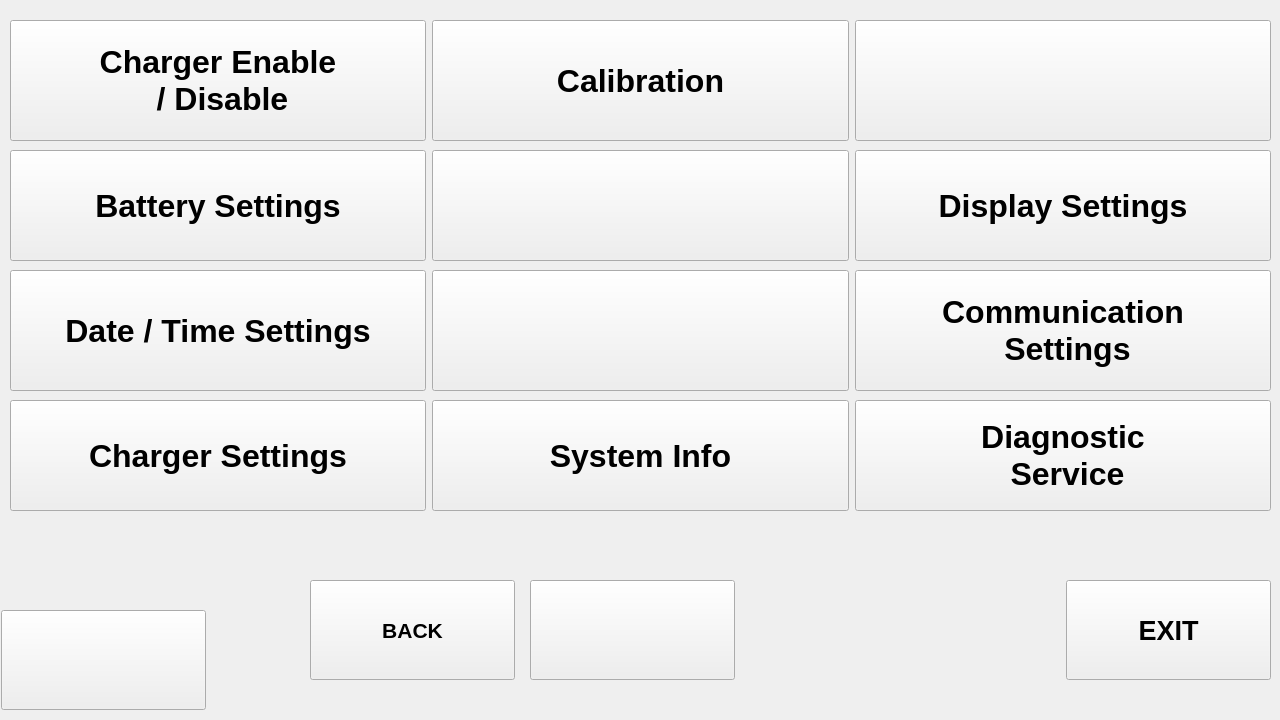
Before: the Qt Designer form mainwindow.ui in solarpieter/SP515_Display_2, drawn with Qt 5.
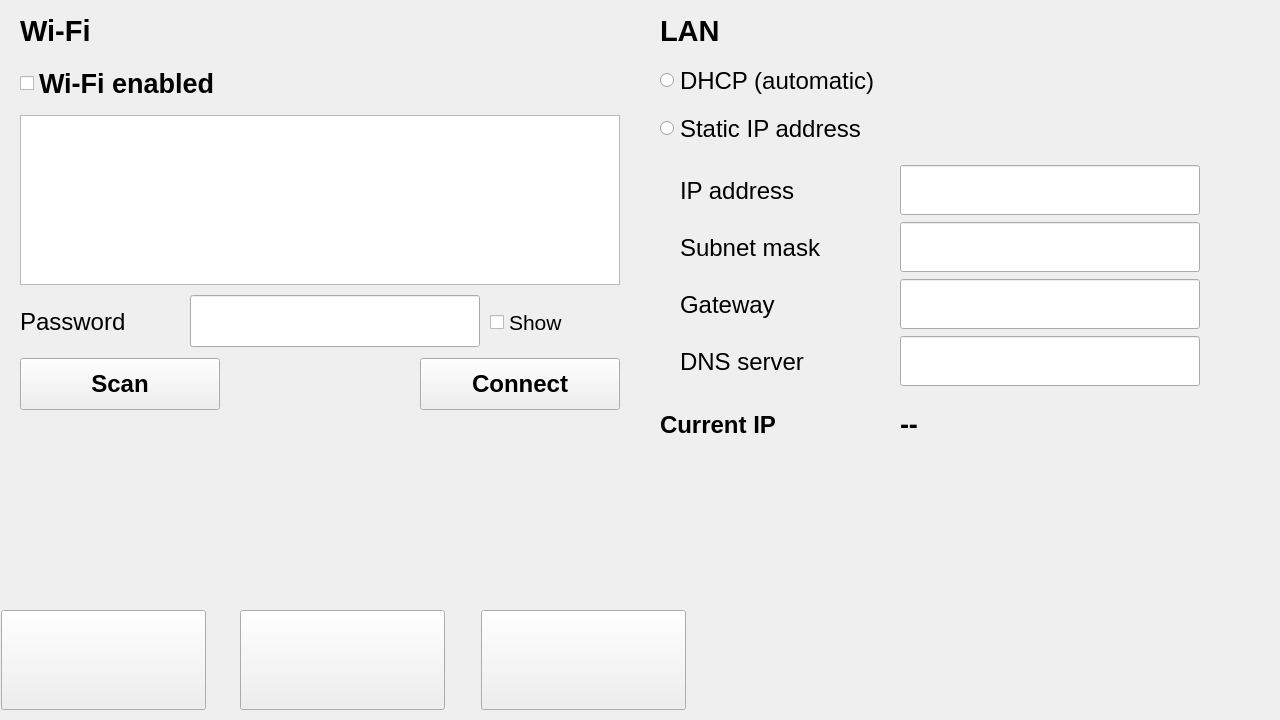
After: the same form once the commit is applied. The open tabs and pages were chosen to show the change. Icons and pictures are not drawn. Custom widgets are drawn as their Qt base class.

Commit message: Communication Settings page: Wi-Fi and LAN through NetworkManager, on-screen text keyboard

Diff of the .ui file:
```diff
--- a/mainwindow.ui
+++ b/mainwindow.ui
@@ -3405,6 +3405,525 @@
       </property>
      </widget>
     </widget>
+    <widget class="QWidget" name="pageCommunication_settings">
+     <widget class="QLabel" name="label_wifi_header">
+      <property name="geometry">
+       <rect>
+        <x>20</x>
+        <y>8</y>
+        <width>300</width>
+        <height>45</height>
+       </rect>
+      </property>
+      <property name="font">
+       <font>
+        <pointsize>22</pointsize>
+        <bold>true</bold>
+       </font>
+      </property>
+      <property name="text">
+       <string>Wi-Fi</string>
+      </property>
+     </widget>
+     <widget class="QCheckBox" name="checkBox_wifi_enable">
+      <property name="geometry">
+       <rect>
+        <x>20</x>
+        <y>58</y>
+        <width>420</width>
+        <height>50</height>
+       </rect>
+      </property>
+      <property name="font">
+       <font>
+        <pointsize>20</pointsize>
+        <bold>true</bold>
+       </font>
+      </property>
+      <property name="text">
+       <string>Wi-Fi enabled</string>
+      </property>
+     </widget>
+     <widget class="QListWidget" name="listWidget_wifi">
+      <property name="geometry">
+       <rect>
+        <x>20</x>
+        <y>115</y>
+        <width>600</width>
+        <height>170</height>
+       </rect>
+      </property>
+      <property name="font">
+       <font>
+        <pointsize>18</pointsize>
+       </font>
+      </property>
+     </widget>
+     <widget class="QLabel" name="label_wifi_password">
+      <property name="geometry">
+       <rect>
+        <x>20</x>
+        <y>298</y>
+        <width>170</width>
+        <height>48</height>
+       </rect>
+      </property>
+      <property name="font">
+       <font>
+        <pointsize>18</pointsize>
+       </font>
+      </property>
+      <property name="text">
+       <string>Password</string>
+      </property>
+      <property name="alignment">
+       <set>Qt::AlignmentFlag::AlignLeading|Qt::AlignmentFlag::AlignLeft|Qt::AlignmentFlag::AlignVCenter</set>
+      </property>
+     </widget>
+     <widget class="QLineEdit" name="lineEdit_wifi_password">
+      <property name="geometry">
+       <rect>
+        <x>190</x>
+        <y>295</y>
+        <width>290</width>
+        <height>52</height>
+       </rect>
+      </property>
+      <property name="font">
+       <font>
+        <pointsize>18</pointsize>
+       </font>
+      </property>
+     </widget>
+     <widget class="QCheckBox" name="checkBox_wifi_show_password">
+      <property name="geometry">
+       <rect>
+        <x>490</x>
+        <y>298</y>
+        <width>135</width>
+        <height>48</height>
+       </rect>
+      </property>
+      <property name="font">
+       <font>
+        <pointsize>16</pointsize>
+       </font>
+      </property>
+      <property name="text">
+       <string>Show</string>
+      </property>
+     </widget>
+     <widget class="QPushButton" name="pushButton_wifi_scan">
+      <property name="geometry">
+       <rect>
+        <x>20</x>
+        <y>358</y>
+        <width>200</width>
+        <height>52</height>
+       </rect>
+      </property>
+      <property name="font">
+       <font>
+        <pointsize>18</pointsize>
+        <bold>true</bold>
+       </font>
+      </property>
+      <property name="text">
+       <string>Scan</string>
+      </property>
+     </widget>
+     <widget class="QPushButton" name="pushButton_wifi_connect">
+      <property name="geometry">
+       <rect>
+        <x>420</x>
+        <y>358</y>
+        <width>200</width>
+        <height>52</height>
+       </rect>
+      </property>
+      <property name="font">
+       <font>
+        <pointsize>18</pointsize>
+        <bold>true</bold>
+       </font>
+      </property>
+      <property name="text">
+       <string>Connect</string>
+      </property>
+     </widget>
+     <widget class="QLabel" name="label_wifi_status">
+      <property name="geometry">
+       <rect>
+        <x>20</x>
+        <y>420</y>
+        <width>600</width>
+        <height>110</height>
+       </rect>
+      </property>
+      <property name="font">
+       <font>
+        <pointsize>16</pointsize>
+       </font>
+      </property>
+      <property name="text">
+       <string></string>
+      </property>
+      <property name="wordWrap">
+       <bool>true</bool>
+      </property>
+      <property name="alignment">
+       <set>Qt::AlignmentFlag::AlignLeading|Qt::AlignmentFlag::AlignLeft|Qt::AlignmentFlag::AlignTop</set>
+      </property>
+     </widget>
+     <widget class="QLabel" name="label_lan_header">
+      <property name="geometry">
+       <rect>
+        <x>660</x>
+        <y>8</y>
+        <width>300</width>
+        <height>45</height>
+       </rect>
+      </property>
+      <property name="font">
+       <font>
+        <pointsize>22</pointsize>
+        <bold>true</bold>
+       </font>
+      </property>
+      <property name="text">
+       <string>LAN</string>
+      </property>
+     </widget>
+     <widget class="QRadioButton" name="radioButton_lan_dhcp">
+      <property name="geometry">
+       <rect>
+        <x>660</x>
+        <y>58</y>
+        <width>500</width>
+        <height>45</height>
+       </rect>
+      </property>
+      <property name="font">
+       <font>
+        <pointsize>18</pointsize>
+       </font>
+      </property>
+      <property name="text">
+       <string>DHCP (automatic)</string>
+      </property>
+     </widget>
+     <widget class="QRadioButton" name="radioButton_lan_static">
+      <property name="geometry">
+       <rect>
+        <x>660</x>
+        <y>106</y>
+        <width>500</width>
+        <height>45</height>
+       </rect>
+      </property>
+      <property name="font">
+       <font>
+        <pointsize>18</pointsize>
+       </font>
+      </property>
+      <property name="text">
+       <string>Static IP address</string>
+      </property>
+     </widget>
+     <widget class="QLabel" name="label_lan_ip">
+      <property name="geometry">
+       <rect>
+        <x>680</x>
+        <y>168</y>
+        <width>210</width>
+        <height>45</height>
+       </rect>
+      </property>
+      <property name="font">
+       <font>
+        <pointsize>18</pointsize>
+       </font>
+      </property>
+      <property name="text">
+       <string>IP address</string>
+      </property>
+      <property name="alignment">
+       <set>Qt::AlignmentFlag::AlignLeading|Qt::AlignmentFlag::AlignLeft|Qt::AlignmentFlag::AlignVCenter</set>
+      </property>
+     </widget>
+     <widget class="QLineEdit" name="lineEdit_lan_ip">
+      <property name="geometry">
+       <rect>
+        <x>900</x>
+        <y>165</y>
+        <width>300</width>
+        <height>50</height>
+       </rect>
+      </property>
+      <property name="font">
+       <font>
+        <pointsize>18</pointsize>
+       </font>
+      </property>
+     </widget>
+     <widget class="QLabel" name="label_lan_mask">
+      <property name="geometry">
+       <rect>
+        <x>680</x>
+        <y>225</y>
+        <width>210</width>
+        <height>45</height>
+       </rect>
+      </property>
+      <property name="font">
+       <font>
+        <pointsize>18</pointsize>
+       </font>
+      </property>
+      <property name="text">
+       <string>Subnet mask</string>
+      </property>
+      <property name="alignment">
+       <set>Qt::AlignmentFlag::AlignLeading|Qt::AlignmentFlag::AlignLeft|Qt::AlignmentFlag::AlignVCenter</set>
+      </property>
+     </widget>
+     <widget class="QLineEdit" name="lineEdit_lan_mask">
+      <property name="geometry">
+       <rect>
+        <x>900</x>
+        <y>222</y>
+        <width>300</width>
+        <height>50</height>
+       </rect>
+      </property>
+      <property name="font">
+       <font>
+        <pointsize>18</pointsize>
+       </font>
+      </property>
+     </widget>
+     <widget class="QLabel" name="label_lan_gateway">
+      <property name="geometry">
+       <rect>
+        <x>680</x>
+        <y>282</y>
+        <width>210</width>
+        <height>45</height>
+       </rect>
+      </property>
+      <property name="font">
+       <font>
+        <pointsize>18</pointsize>
+       </font>
+      </property>
+      <property name="text">
+       <string>Gateway</string>
+      </property>
+      <property name="alignment">
+       <set>Qt::AlignmentFlag::AlignLeading|Qt::AlignmentFlag::AlignLeft|Qt::AlignmentFlag::AlignVCenter</set>
+      </property>
+     </widget>
+     <widget class="QLineEdit" name="lineEdit_lan_gateway">
+      <property name="geometry">
+       <rect>
+        <x>900</x>
+        <y>279</y>
+        <width>300</width>
+        <height>50</height>
+       </rect>
+      </property>
+      <property name="font">
+       <font>
+        <pointsize>18</pointsize>
+       </font>
+      </property>
+     </widget>
+     <widget class="QLabel" name="label_lan_dns">
+      <property name="geometry">
+       <rect>
+        <x>680</x>
+        <y>339</y>
+        <width>210</width>
+        <height>45</height>
+       </rect>
+      </property>
+      <property name="font">
+       <font>
+        <pointsize>18</pointsize>
+       </font>
+      </property>
+      <property name="text">
+       <string>DNS server</string>
+      </property>
+      <property name="alignment">
+       <set>Qt::AlignmentFlag::AlignLeading|Qt::AlignmentFlag::AlignLeft|Qt::AlignmentFlag::AlignVCenter</set>
+      </property>
+     </widget>
+     <widget class="QLineEdit" name="lineEdit_lan_dns">
+      <property name="geometry">
+       <rect>
+        <x>900</x>
+        <y>336</y>
+        <width>300</width>
+        <height>50</height>
+       </rect>
+      </property>
+      <property name="font">
+       <font>
+        <pointsize>18</pointsize>
+       </font>
+      </property>
+     </widget>
+     <widget class="QLabel" name="label_lan_current_caption">
+      <property name="geometry">
+       <rect>
+        <x>660</x>
+        <y>402</y>
+        <width>230</width>
+        <height>45</height>
+       </rect>
+      </property>
+      <property name="font">
+       <font>
+        <pointsize>18</pointsize>
+        <bold>true</bold>
+       </font>
+      </property>
+      <property name="text">
+       <string>Current IP</string>
+      </property>
+      <property name="alignment">
+       <set>Qt::AlignmentFlag::AlignLeading|Qt::AlignmentFlag::AlignLeft|Qt::AlignmentFlag::AlignVCenter</set>
+      </property>
+     </widget>
+     <widget class="QLabel" name="label_lan_current_ip">
+      <property name="geometry">
+       <rect>
+        <x>900</x>
+        <y>402</y>
+        <width>350</width>
+        <height>45</height>
+       </rect>
+      </property>
+      <property name="font">
+       <font>
+        <pointsize>20</pointsize>
+        <bold>true</bold>
+       </font>
+      </property>
+      <property name="text">
+       <string>--</string>
+      </property>
+      <property name="alignment">
+       <set>Qt::AlignmentFlag::AlignLeading|Qt::AlignmentFlag::AlignLeft|Qt::AlignmentFlag::AlignVCenter</set>
+      </property>
+     </widget>
+     <widget class="QLabel" name="label_lan_status">
+      <property name="geometry">
+       <rect>
+        <x>660</x>
+        <y>455</y>
+        <width>600</width>
+        <height>110</height>
+       </rect>
+      </property>
+      <property name="font">
+       <font>
+        <pointsize>16</pointsize>
+       </font>
+      </property>
+      <property name="text">
+       <string></string>
+      </property>
+      <property name="wordWrap">
+       <bool>true</bool>
+      </property>
+      <property name="alignment">
+       <set>Qt::AlignmentFlag::AlignLeading|Qt::AlignmentFlag::AlignLeft|Qt::AlignmentFlag::AlignTop</set>
+      </property>
+     </widget>
+     <widget class="QPushButton" name="pushButton_comm_home">
+      <property name="geometry">
+       <rect>
+        <x>1</x>
+        <y>610</y>
+        <width>205</width>
+        <height>100</height>
+       </rect>
+      </property>
+      <property name="font">
+       <font>
+        <pointsize>18</pointsize>
+       </font>
+      </property>
+      <property name="text">
+       <string/>
+      </property>
+      <property name="icon">
+       <iconset theme="QIcon::ThemeIcon::GoHome"/>
+      </property>
+      <property name="iconSize">
+       <size>
+        <width>80</width>
+        <height>80</height>
+       </size>
+      </property>
+     </widget>
+     <widget class="QPushButton" name="pushButton_comm_back">
+      <property name="geometry">
+       <rect>
+        <x>240</x>
+        <y>610</y>
+        <width>205</width>
+        <height>100</height>
+       </rect>
+      </property>
+      <property name="font">
+       <font>
+        <pointsize>18</pointsize>
+       </font>
+      </property>
+      <property name="text">
+       <string/>
+      </property>
+      <property name="icon">
+       <iconset theme="QIcon::ThemeIcon::GoPrevious"/>
+      </property>
+      <property name="iconSize">
+       <size>
+        <width>80</width>
+        <height>80</height>
+       </size>
+      </property>
+     </widget>
+     <widget class="QPushButton" name="pushButton_comm_save">
+      <property name="geometry">
+       <rect>
+        <x>481</x>
+        <y>610</y>
+        <width>205</width>
+        <height>100</height>
+       </rect>
+      </property>
+      <property name="font">
+       <font>
+        <pointsize>18</pointsize>
+       </font>
+      </property>
+      <property name="text">
+       <string/>
+      </property>
+      <property name="icon">
+       <iconset theme="QIcon::ThemeIcon::DocumentSave"/>
+      </property>
+      <property name="iconSize">
+       <size>
+        <width>80</width>
+        <height>80</height>
+       </size>
+      </property>
+     </widget>
+    </widget>
     <widget class="QWidget" name="pageAlarm_settings"/>
     <widget class="QWidget" name="pageDisplay_settings">
      <widget class="QPushButton" name="pushButtonDisplaySave">
```
Left out of the diff: 4 changed lines with no effect on the pictures. The commit also changes 12 other files.
